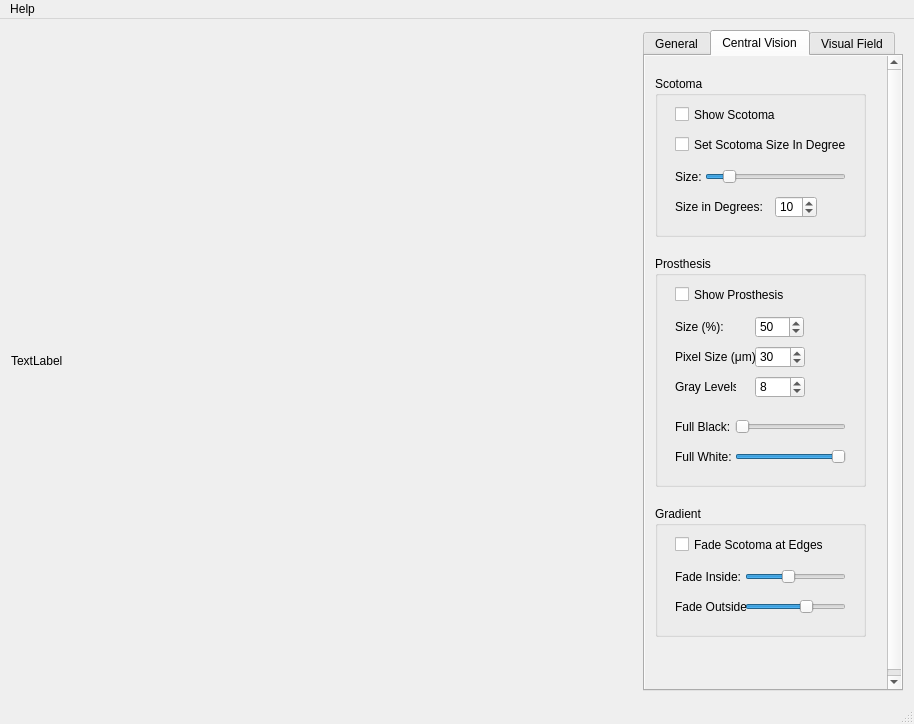
The window that EyeTrackingSuite/EyeTrackingSuite.ui (jaffob/EyeTrackingSuite) describes before a commit, drawn with Qt 5.
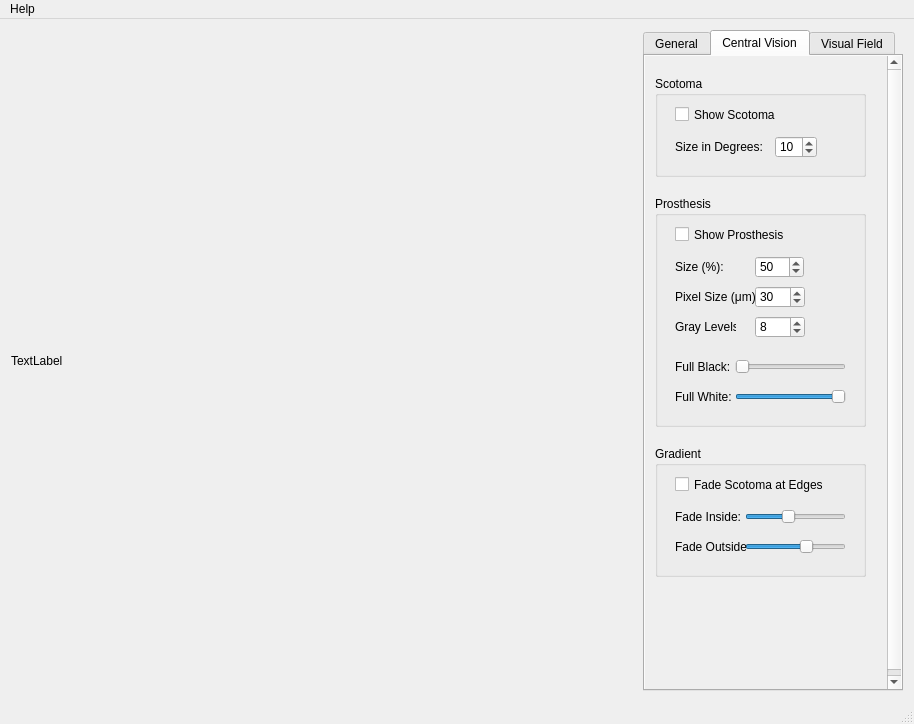
The same window after the commit. The open tabs and pages were chosen to show the change. Custom widgets are drawn as their Qt base class.

Commit message: remove scotoma slider size controls from UI

Patch:
```diff
--- a/EyeTrackingSuite/EyeTrackingSuite.ui
+++ b/EyeTrackingSuite/EyeTrackingSuite.ui
@@ -393,7 +393,7 @@
             <property name="geometry">
              <rect>
               <x>10</x>
-              <y>450</y>
+              <y>390</y>
               <width>211</width>
               <height>131</height>
              </rect>
@@ -491,34 +491,12 @@
               <x>10</x>
               <y>20</y>
               <width>211</width>
-              <height>161</height>
+              <height>101</height>
              </rect>
             </property>
             <property name="title">
              <string>Scotoma</string>
             </property>
-            <widget class="QSlider" name="scotomaRadius">
-             <property name="geometry">
-              <rect>
-               <x>50</x>
-               <y>90</y>
-               <width>141</width>
-               <height>22</height>
-              </rect>
-             </property>
-             <property name="minimum">
-              <number>10</number>
-             </property>
-             <property name="maximum">
-              <number>300</number>
-             </property>
-             <property name="value">
-              <number>50</number>
-             </property>
-             <property name="orientation">
-              <enum>Qt::Horizontal</enum>
-             </property>
-            </widget>
             <widget class="QCheckBox" name="scotomaEnabled">
              <property name="geometry">
               <rect>
@@ -535,40 +513,11 @@
               <bool>false</bool>
              </property>
             </widget>
-            <widget class="QLabel" name="label">
-             <property name="geometry">
-              <rect>
-               <x>20</x>
-               <y>90</y>
-               <width>31</width>
-               <height>21</height>
-              </rect>
-             </property>
-             <property name="text">
-              <string>Size:</string>
-             </property>
-            </widget>
-            <widget class="QCheckBox" name="scotomaUseDegrees">
-             <property name="geometry">
-              <rect>
-               <x>20</x>
-               <y>60</y>
-               <width>171</width>
-               <height>17</height>
-              </rect>
-             </property>
-             <property name="text">
-              <string>Set Scotoma Size In Degrees</string>
-             </property>
-             <property name="checked">
-              <bool>false</bool>
-             </property>
-            </widget>
             <widget class="QSpinBox" name="scotomaSizeDegrees">
              <property name="geometry">
               <rect>
                <x>120</x>
-               <y>120</y>
+               <y>60</y>
                <width>42</width>
                <height>22</height>
               </rect>
@@ -587,7 +536,7 @@
              <property name="geometry">
               <rect>
                <x>20</x>
-               <y>120</y>
+               <y>60</y>
                <width>111</width>
                <height>21</height>
               </rect>
@@ -601,7 +550,7 @@
             <property name="geometry">
              <rect>
               <x>10</x>
-              <y>200</y>
+              <y>140</y>
               <width>211</width>
               <height>231</height>
              </rect>
```
Left out of the diff: 34 changed lines with no effect on the pictures. The commit also changes 2 other files.
